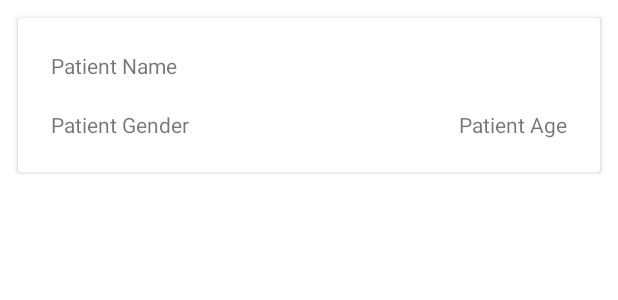
After one commit to omar-zia2514/BGL, an Android app: the layout patient_card.xml on its own in the app's theme, with its tools: preview values and no code run, on a phone screen of 412 x 824 dp. The commit adds this screen. Shown: the top 300 px of the screen. Run offline under Robolectric (Android 15) with nearby library versions, the phone set to English and light mode, and no system bars.

Commit message:
Friday-20210220

```diff
--- /dev/null
+++ b/app/src/main/java/com/prototype/diabetescompanion/Patient.kt
@@ -0,0 +1,4 @@
+package com.prototype.diabetescompanion
+
+class Patient(var id: Int = 0, var name: String, var age: Int, var gender: String) {
+}
--- /dev/null
+++ b/app/src/main/res/layout/patient_card.xml
@@ -0,0 +1,55 @@
+<?xml version="1.0" encoding="utf-8"?>
+<androidx.constraintlayout.widget.ConstraintLayout xmlns:android="http://schemas.android.com/apk/res/android"
+    android:layout_width="match_parent"
+    android:layout_height="match_parent"
+    xmlns:app="http://schemas.android.com/apk/res-auto">
+
+    <androidx.cardview.widget.CardView android:layout_width="match_parent"
+        android:layout_height="wrap_content"
+        xmlns:card_view="https://schemas.android.com/apk/res-auto"
+        app:layout_constraintTop_toTopOf="parent"
+        android:layout_margin="12dp"
+        card_view:cardCornerRadius="10dp"
+        card_view:cardElevation="10dp"
+        card_view:cardUseCompatPadding="true">
+
+        <androidx.constraintlayout.widget.ConstraintLayout
+            android:layout_width="match_parent"
+            android:layout_height="wrap_content"
+            android:orientation="horizontal"
+            android:layout_margin="12dp">
+
+            <TextView
+                android:id="@+id/patient_name"
+                android:layout_width="match_parent"
+                android:layout_height="wrap_content"
+                android:text="Patient Name"
+                android:padding="10dp"
+                app:layout_constraintTop_toTopOf="parent"
+                app:layout_constraintStart_toStartOf="parent"
+                app:layout_constraintEnd_toEndOf="parent"/>
+
+            <TextView
+                android:id="@+id/patient_gender"
+                android:layout_width="wrap_content"
+                android:layout_height="wrap_content"
+                android:text="Patient Gender"
+                android:padding="10dp"
+                app:layout_constraintTop_toBottomOf="@id/patient_name"
+                app:layout_constraintStart_toStartOf="parent"/>
+
+            <TextView
+                android:id="@+id/patient_age"
+                android:layout_width="wrap_content"
+                android:layout_height="wrap_content"
+                android:text="Patient Age"
+                android:padding="10dp"
+                app:layout_constraintTop_toBottomOf="@id/patient_name"
+                app:layout_constraintLeft_toRightOf="@id/patient_age"
+                app:layout_constraintEnd_toEndOf="parent"/>
+
+        </androidx.constraintlayout.widget.ConstraintLayout>
+
+    </androidx.cardview.widget.CardView>
+
+</androidx.constraintlayout.widget.ConstraintLayout>
```
Also changed, not shown: app/build.gradle (+5 -2 lines), app/src/main/java/com/prototype/diabetescompanion/PatientAdapter.kt (added, +42 -0 lines), app/src/main/java/com/prototype/diabetescompanion/PatientsListActivity.kt (+24 -2 lines), app/src/main/java/com/prototype/diabetescompanion/SplashActivity.kt (+4 -4 lines), app/src/main/res/layout/activity_patients_list.xml (+6 -1 lines).
